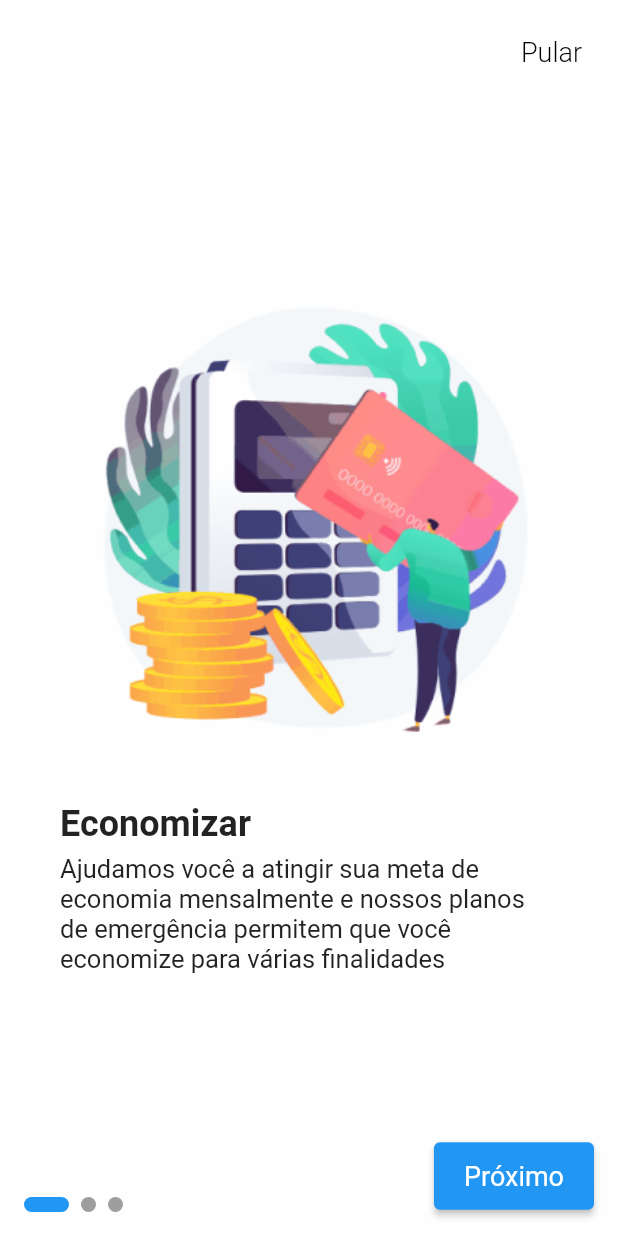
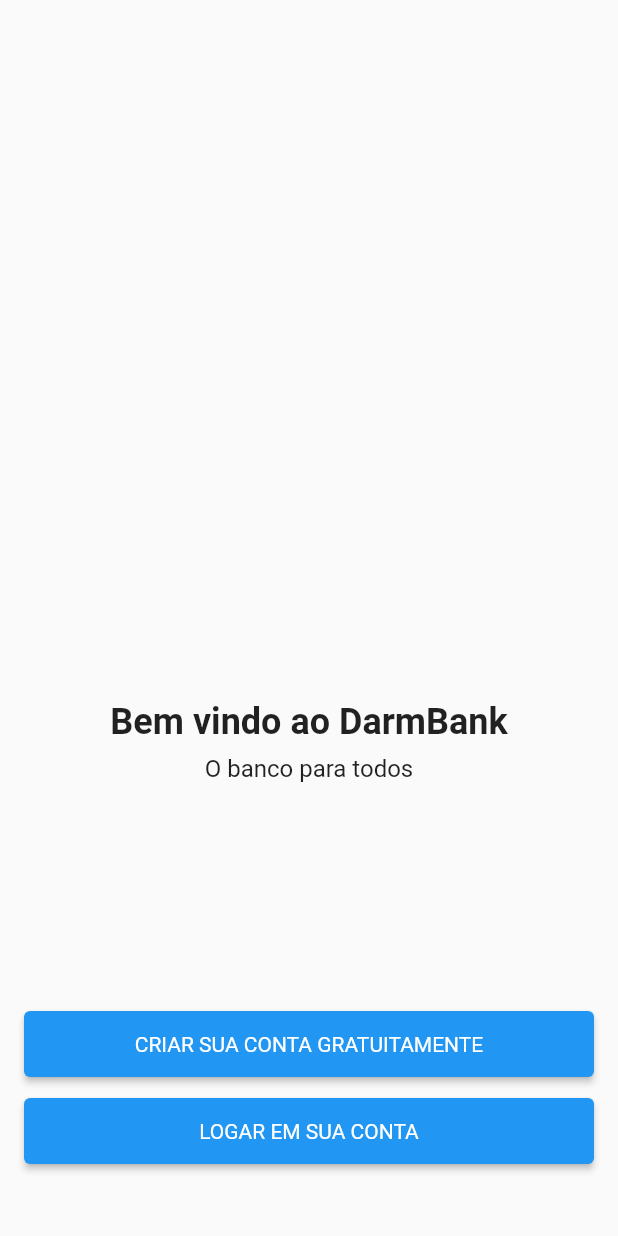
Before and after one commit to RobsonSousaS/DarmBank, a Flutter app: the screen it shows after launch, after a tap on "Pular", on a phone screen of 412 x 824 dp. Run offline on Flutter 3.47's test engine with Material 2 defaults, Android fonts, the phone set to English and light mode, and no system bars; drawn by our look-alikes of smooth_page_indicator.

Commit message:
novo_commit

```diff
--- a/lib/pages/login_signup.dart
+++ b/lib/pages/login_signup.dart
@@ -0,0 +1,79 @@
+import 'package:flutter/material.dart';
+
+class Loginsignuppage extends StatelessWidget {
+  @override
+  Widget build(BuildContext context) {
+    return Scaffold(
+      body: Container(
+        alignment: Alignment.bottomCenter,
+        child: Padding(
+          padding: EdgeInsets.all(16.0),
+          child: Align(
+            alignment: Alignment.center,
+            child: Column(
+              mainAxisAlignment: MainAxisAlignment.end,
+              crossAxisAlignment: CrossAxisAlignment.stretch,
+              children: [
+                Expanded(
+                  child: Align(
+                    alignment: Alignment.bottomCenter,
+                    child: Column(
+                      mainAxisSize: MainAxisSize.min,
+                      children: [
+                        Text(
+                          'Bem vindo ao DarmBank',
+                          style: TextStyle(
+                            fontSize: 24.0,
+                            fontWeight: FontWeight.bold,
+                          ),
+                        ),
+                        SizedBox(height: 8.0),
+                        Text(
+                          'O banco para todos',
+                          style: TextStyle(
+                            fontSize: 16.0,
+                          ),
+                        ),
+                        SizedBox(height: 150.0),
+                      ],
+                    ),
+                  ),
+                ),
+                ElevatedButton(
+                  onPressed: () {
+                    // Ação do Botão 1
+                  },
+                  child: Text('CRIAR SUA CONTA GRATUITAMENTE'),
+                  style: ButtonStyle(
+                    padding: MaterialStateProperty.all<EdgeInsets>(
+                      EdgeInsets.symmetric(horizontal: 60.0, vertical: 14.0),
+                    ),
+                    textStyle: MaterialStateProperty.all<TextStyle>(
+                      TextStyle(fontSize: 14.0),
+                    ),
+                  ),
+                ),
+                SizedBox(height: 10.0),
+                ElevatedButton(
+                  onPressed: () {
+                    // Ação do Botão 2
+                  },
+                  child: Text('LOGAR EM SUA CONTA'),
+                  style: ButtonStyle(
+                    padding: MaterialStateProperty.all<EdgeInsets>(
+                      EdgeInsets.symmetric(horizontal: 105.0, vertical: 14.0),
+                    ),
+                    textStyle: MaterialStateProperty.all<TextStyle>(
+                      TextStyle(fontSize: 14.0),
+                    ),
+                  ),
+                ),
+                SizedBox(height: 30.0),
+              ],
+            ),
+          ),
+        ),
+      ),
+    );
+  }
+}
--- a/lib/pages/slider.dart
+++ b/lib/pages/slider.dart
@@ -1,5 +1,6 @@
 import 'package:flutter/material.dart';
 import 'package:smooth_page_indicator/smooth_page_indicator.dart';
+import 'package:bank_darm/pages/login_signup.dart';
 
 class SliderPage extends StatefulWidget {
   @override
@@ -63,7 +64,7 @@ class _SliderPageState extends State<SliderPage> {
                             MainAxisAlignment.start, // Alinhar ao centro
                         children: [
                           Padding(
-                          padding: EdgeInsets.symmetric(horizontal: 20.0),
+                            padding: EdgeInsets.symmetric(horizontal: 20.0),
                             child: Text(
                               '',
                               style: TextStyle(
@@ -111,7 +112,10 @@ class _SliderPageState extends State<SliderPage> {
               ),
               child: InkWell(
                 onTap: () {
-                  // Ação do botão "Skip"
+                  Navigator.pushReplacement(
+                    context,
+                    MaterialPageRoute(builder: (context) => Loginsignuppage()),
+                  );
                 },
                 child: Padding(
                   padding: const EdgeInsets.all(8.0),
```
